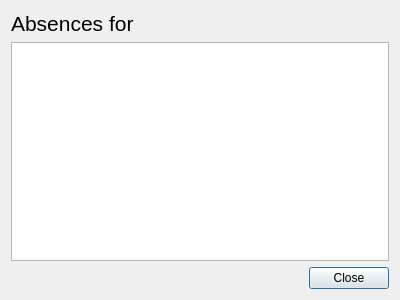
First picture: the form in plugins/absenceplugin/absencedialog.ui, repository qohelet/QtZeiterfassung, before the edit.
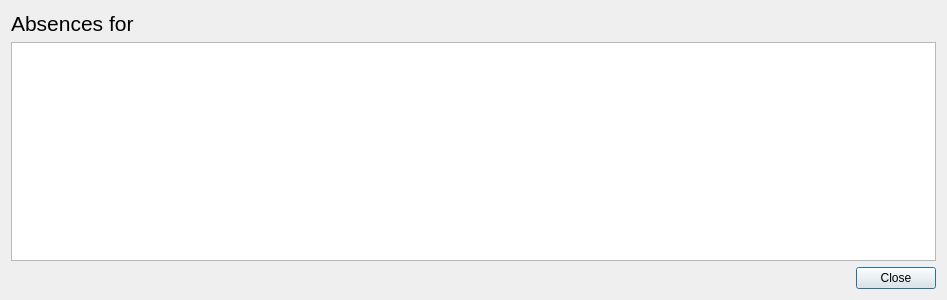
Second picture: the form after the edit.

What changed in the file:
```diff
--- a/plugins/absenceplugin/absencedialog.ui
+++ b/plugins/absenceplugin/absencedialog.ui
@@ -6,7 +6,7 @@
    <rect>
     <x>0</x>
     <y>0</y>
-    <width>400</width>
+    <width>947</width>
     <height>300</height>
    </rect>
   </property>
```
